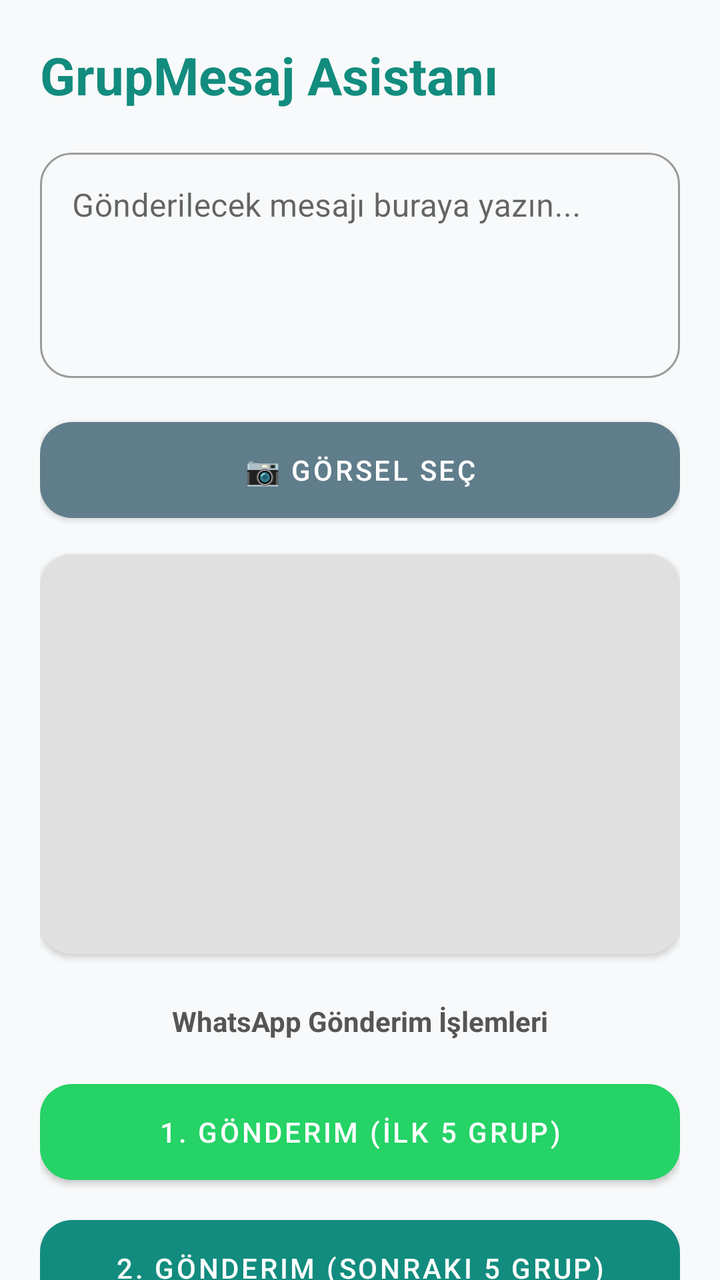
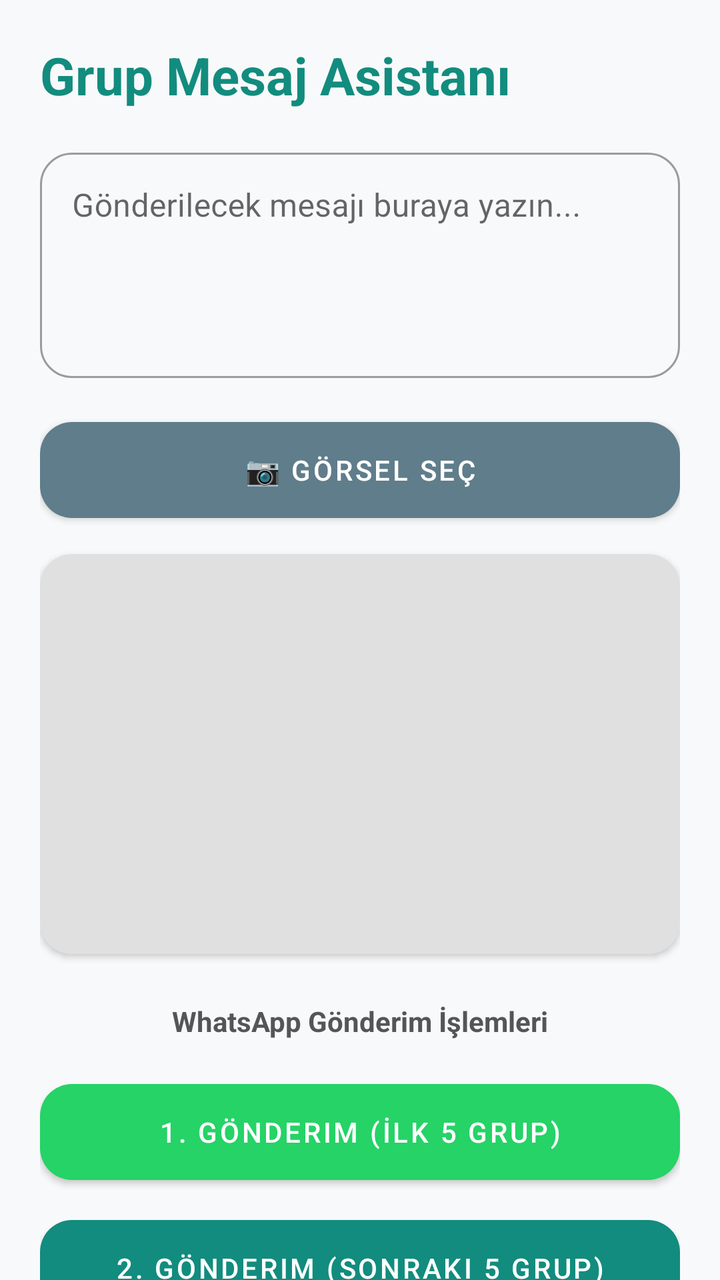

Two renders of the same Android screen: before a commit and after it. Below are the layout's source before the change and the commit's diff.
<!-- AndroidManifest.xml: application theme Theme.MaterialComponents.Light.NoActionBar -->
<!-- res/layout/activity_main.xml -->
<?xml version="1.0" encoding="utf-8"?>
<androidx.core.widget.NestedScrollView xmlns:android="http://schemas.android.com/apk/res/android"
    xmlns:app="http://schemas.android.com/apk/res-auto"
    android:layout_width="match_parent"
    android:layout_height="match_parent"
    android:fillViewport="true"
    android:background="#F8F9FA">

    <LinearLayout
        android:layout_width="match_parent"
        android:layout_height="wrap_content"
        android:orientation="vertical"
        android:padding="20dp">

        <TextView
            android:layout_width="match_parent"
            android:layout_height="wrap_content"
            android:text="GrupMesaj Asistanı"
            android:textSize="26sp"
            android:textStyle="bold"
            android:textColor="#128C7E"
            android:layout_marginBottom="16dp" />

        <com.google.android.material.textfield.TextInputLayout
            android:layout_width="match_parent"
            android:layout_height="wrap_content"
            android:hint="Gönderilecek mesajı buraya yazın..."
            style="@style/Widget.MaterialComponents.TextInputLayout.OutlinedBox"
            app:boxCornerRadiusTopStart="16dp"
            app:boxCornerRadiusTopEnd="16dp"
            app:boxCornerRadiusBottomStart="16dp"
            app:boxCornerRadiusBottomEnd="16dp">

            <com.google.android.material.textfield.TextInputEditText
                android:id="@+id/messageEditText"
                android:layout_width="match_parent"
                android:layout_height="wrap_content"
                android:minLines="4"
                android:gravity="top|start" />
        </com.google.android.material.textfield.TextInputLayout>

        <com.google.android.material.button.MaterialButton
            android:id="@+id/selectImageButton"
            android:layout_width="match_parent"
            android:layout_height="60dp"
            android:text="📷 Görsel Seç"
            app:cornerRadius="16dp"
            app:backgroundTint="#607D8B"
            android:layout_marginTop="16dp" />

        <com.google.android.material.card.MaterialCardView
            android:layout_width="match_parent"
            android:layout_height="wrap_content"
            android:layout_marginTop="12dp"
            app:cardCornerRadius="16dp"
            app:cardElevation="2dp">

            <ImageView
                android:id="@+id/previewImageView"
                android:layout_width="match_parent"
                android:layout_height="200dp"
                android:scaleType="centerCrop"
                android:background="#E0E0E0" />
        </com.google.android.material.card.MaterialCardView>

        <TextView
            android:layout_width="match_parent"
            android:layout_height="wrap_content"
            android:text="WhatsApp Gönderim İşlemleri"
            android:textStyle="bold"
            android:layout_marginTop="24dp"
            android:layout_marginBottom="8dp"
            android:gravity="center"
            android:textColor="#555555" />

        <com.google.android.material.button.MaterialButton
            android:id="@+id/btnSend1"
            android:layout_width="match_parent"
            android:layout_height="60dp"
            android:text="1. Gönderim (İlk 5 Grup)"
            app:cornerRadius="16dp"
            app:backgroundTint="#25D366"
            android:layout_marginTop="8dp" />

        <com.google.android.material.button.MaterialButton
            android:id="@+id/btnSend2"
            android:layout_width="match_parent"
            android:layout_height="60dp"
            android:text="2. Gönderim (Sonraki 5 Grup)"
            app:cornerRadius="16dp"
            app:backgroundTint="#128C7E"
            android:layout_marginTop="8dp" />

        <com.google.android.material.button.MaterialButton
            android:id="@+id/btnSend3"
            android:layout_width="match_parent"
            android:layout_height="60dp"
            android:text="3. Gönderim (Sonraki 5 Grup)"
            app:cornerRadius="16dp"
            app:backgroundTint="#075E54"
            android:layout_marginTop="8dp" />

        <com.google.android.material.button.MaterialButton
            android:id="@+id/btnSend4"
            android:layout_width="match_parent"
            android:layout_height="60dp"
            android:text="4. Gönderim (Sonraki 5 Grup)"
            app:cornerRadius="16dp"
            app:backgroundTint="#054c44"
            android:layout_marginTop="8dp" />

    </LinearLayout>
</androidx.core.widget.NestedScrollView>
<!-- resources referenced by this layout -->
<resources>

</resources>

<!-- the commit's change to res/layout/activity_main.xml (unified diff, before → after) -->
@@ -15,7 +15,7 @@
         <TextView
             android:layout_width="match_parent"
             android:layout_height="wrap_content"
-            android:text="GrupMesaj Asistanı"
+            android:text="Grup Mesaj Asistanı"
             android:textSize="26sp"
             android:textStyle="bold"
             android:textColor="#128C7E"
